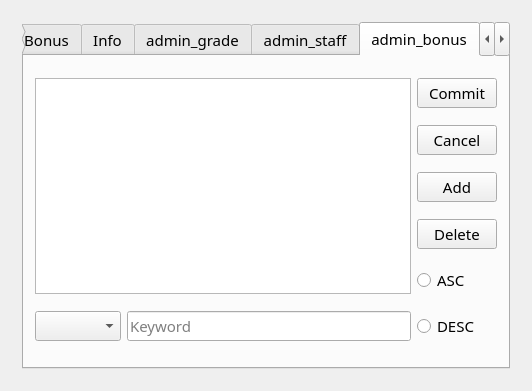
First picture: the form in mysalary.ui, repository Preffer/MySalary, before the edit.
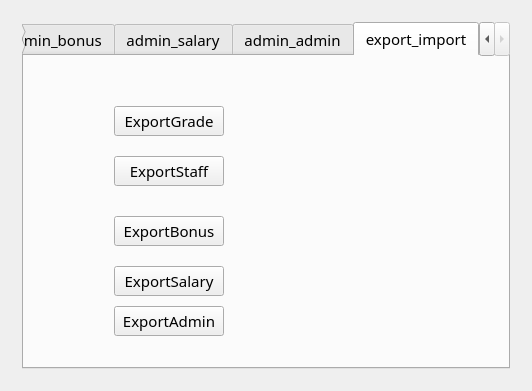
Second picture: the form after the edit. Icons and pictures are not drawn.

Patch:
```diff
--- a/mysalary.ui
+++ b/mysalary.ui
@@ -160,7 +160,7 @@
            </font>
           </property>
           <property name="currentIndex">
-           <number>5</number>
+           <number>8</number>
           </property>
           <widget class="QWidget" name="salary">
            <attribute name="title">
@@ -614,6 +614,76 @@
             </item>
            </layout>
           </widget>
+          <widget class="QWidget" name="tab">
+           <attribute name="title">
+            <string>export_import</string>
+           </attribute>
+           <widget class="QPushButton" name="exportGradeButton">
+            <property name="geometry">
+             <rect>
+              <x>90</x>
+              <y>50</y>
+              <width>110</width>
+              <height>30</height>
+             </rect>
+            </property>
+            <property name="text">
+             <string>ExportGrade</string>
+            </property>
+           </widget>
+           <widget class="QPushButton" name="exportStaffButton">
+            <property name="geometry">
+             <rect>
+              <x>90</x>
+              <y>100</y>
+              <width>110</width>
+              <height>30</height>
+             </rect>
+            </property>
+            <property name="text">
+             <string>ExportStaff</string>
+            </property>
+           </widget>
+           <widget class="QPushButton" name="exportBonusButton">
+            <property name="geometry">
+             <rect>
+              <x>90</x>
+              <y>160</y>
+              <width>110</width>
+              <height>30</height>
+             </rect>
+            </property>
+            <property name="text">
+             <string>ExportBonus</string>
+            </property>
+           </widget>
+           <widget class="QPushButton" name="exportSalaryButton">
+            <property name="geometry">
+             <rect>
+              <x>90</x>
+              <y>210</y>
+              <width>110</width>
+              <height>30</height>
+             </rect>
+            </property>
+            <property name="text">
+             <string>ExportSalary</string>
+            </property>
+           </widget>
+           <widget class="QPushButton" name="exportAdminButton">
+            <property name="geometry">
+             <rect>
+              <x>90</x>
+              <y>250</y>
+              <width>110</width>
+              <height>30</height>
+             </rect>
+            </property>
+            <property name="text">
+             <string>ExportAdmin</string>
+            </property>
+           </widget>
+          </widget>
          </widget>
         </item>
        </layout>
```
